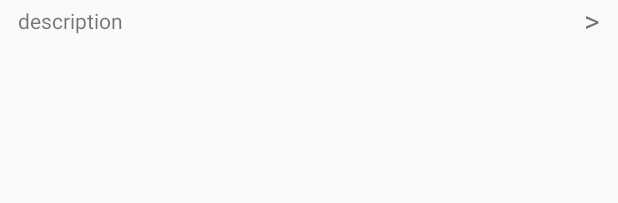
After one commit to IosephKnecht/barcode-view, an Android app: the layout item_bookmark.xml on its own in the app's theme, with its tools: preview values and no code run, on a phone screen of 412 x 824 dp. The commit adds this screen. Shown: the top 203 px of the screen. Run offline under Robolectric (Android 15) with nearby library versions, the phone set to English and light mode, and no system bars.

Commit message:
completed template for bookmarks

```diff
--- a/app/build.gradle
+++ b/app/build.gradle
@@ -15,6 +15,7 @@ android {
         targetSdkVersion 27
         versionCode 1
         versionName "1.0"
+        multiDexEnabled true
         testInstrumentationRunner "android.support.test.runner.AndroidJUnitRunner"
     }
     buildTypes {
@@ -44,6 +45,9 @@ dependencies {
     implementation 'com.google.code.gson:gson:2.8.5'
     implementation 'io.reactivex.rxjava2:rxandroid:2.1.0'
     implementation 'org.greenrobot:greendao:3.2.2'
+    implementation 'com.android.support:recyclerview-v7:27.1.1'
+    implementation 'com.android.support:multidex:1.0.3'
+
     testImplementation 'junit:junit:4.12'
     androidTestImplementation 'com.android.support.test:runner:1.0.2'
     androidTestImplementation 'com.android.support.test.espresso:espresso-core:3.0.2'
--- a/app/src/main/java/com/project/iosephknecht/barcode_view/presentation/bookmark/di/BookmarkComponent.kt
+++ b/app/src/main/java/com/project/iosephknecht/barcode_view/presentation/bookmark/di/BookmarkComponent.kt
@@ -1,5 +1,8 @@
 package com.project.iosephknecht.barcode_view.presentation.bookmark.di
 
+import com.project.iosephknecht.barcode_view.presentation.bookmark.BookmarkContract
+
 interface BookmarkComponent {
-
+    fun getPresenter(): BookmarkContract.Presenter
+    fun getViewModel(): BookmarkContract.ViewModel
 }
--- a/app/src/main/java/com/project/iosephknecht/barcode_view/presentation/bookmark/router/BookmarkRouter.kt
+++ b/app/src/main/java/com/project/iosephknecht/barcode_view/presentation/bookmark/router/BookmarkRouter.kt
@@ -1,4 +1,7 @@
 package com.project.iosephknecht.barcode_view.presentation.bookmark.router
 
-class BookmarkRouter {
+import com.project.iosephknecht.barcode_view.presentation.bookmark.BookmarkContract
+import com.project.iosephknecht.barcode_view.viper.router.AbstractRouter
+
+class BookmarkRouter : AbstractRouter<BookmarkContract.RouterListener>(), BookmarkContract.Router {
 }
--- /dev/null
+++ b/app/src/main/res/layout/item_bookmark.xml
@@ -0,0 +1,40 @@
+<?xml version="1.0" encoding="utf-8"?>
+<layout xmlns:android="http://schemas.android.com/apk/res/android"
+    xmlns:tools="http://schemas.android.com/tools">
+
+    <data>
+
+        <variable
+            name="bookmark"
+            type="com.project.iosephknecht.barcode_view.data.presentation.Bookmark" />
+    </data>
+
+    <RelativeLayout
+        android:layout_width="match_parent"
+        android:layout_height="wrap_content"
+        android:paddingEnd="12dp"
+        android:paddingStart="12dp">
+
+        <TextView
+            android:id="@+id/description"
+            android:layout_width="match_parent"
+            android:layout_height="wrap_content"
+            android:layout_centerVertical="true"
+            android:layout_marginEnd="8dp"
+            android:layout_toStartOf="@+id/jump_arrow"
+            android:ellipsize="end"
+            android:maxLines="5"
+            android:text="@{bookmark.description}"
+            tools:text="description" />
+
+        <TextView
+            android:id="@+id/jump_arrow"
+            android:layout_width="wrap_content"
+            android:layout_height="wrap_content"
+            android:layout_alignParentEnd="true"
+            android:text=">"
+            android:textSize="20sp" />
+
+
+    </RelativeLayout>
+</layout>
```
Also changed, not shown: app/src/main/java/com/project/iosephknecht/barcode_view/presentation/bookmark/interactor/BookmarkInteractor.kt (+10 -1 lines), app/src/main/java/com/project/iosephknecht/barcode_view/presentation/bookmark/presenter/BookmarkPresenter.kt (+19 -1 lines), app/src/main/java/com/project/iosephknecht/barcode_view/presentation/bookmark/view/BookmarkAdapter.kt (added, +28 -0 lines), app/src/main/java/com/project/iosephknecht/barcode_view/presentation/bookmark/view/BookmarkFragment.kt (+5 -8 lines).
